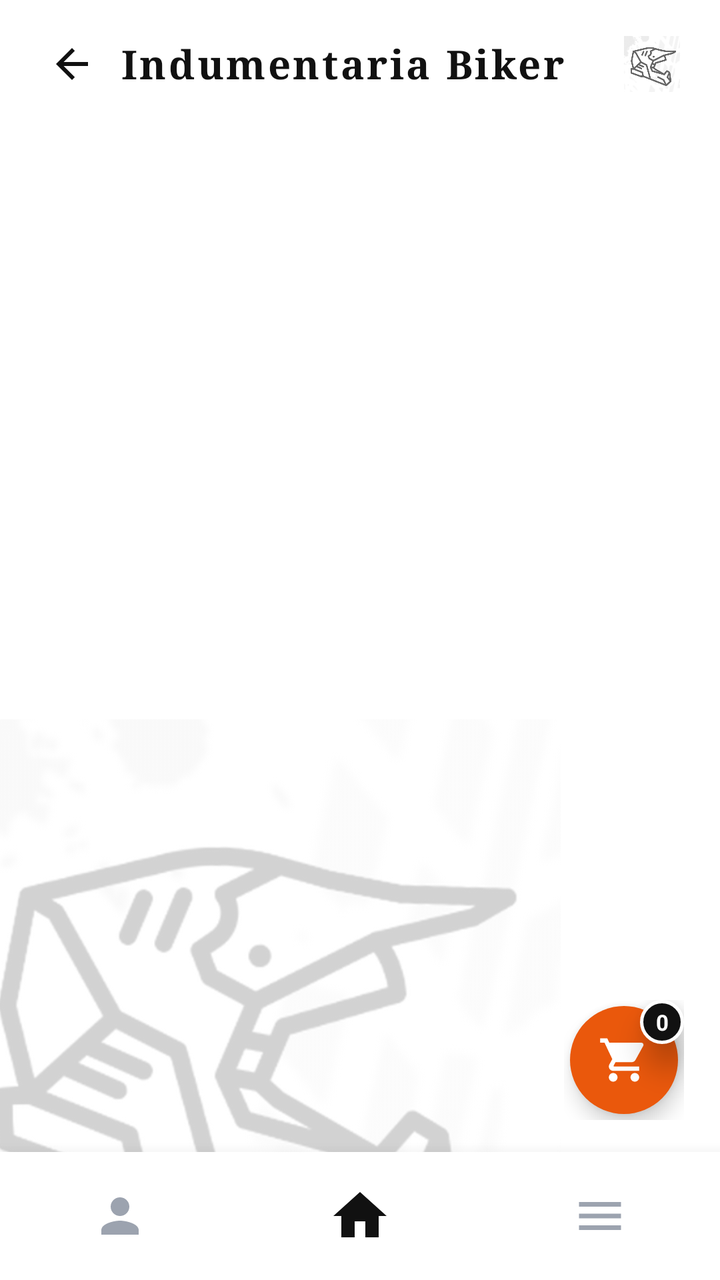
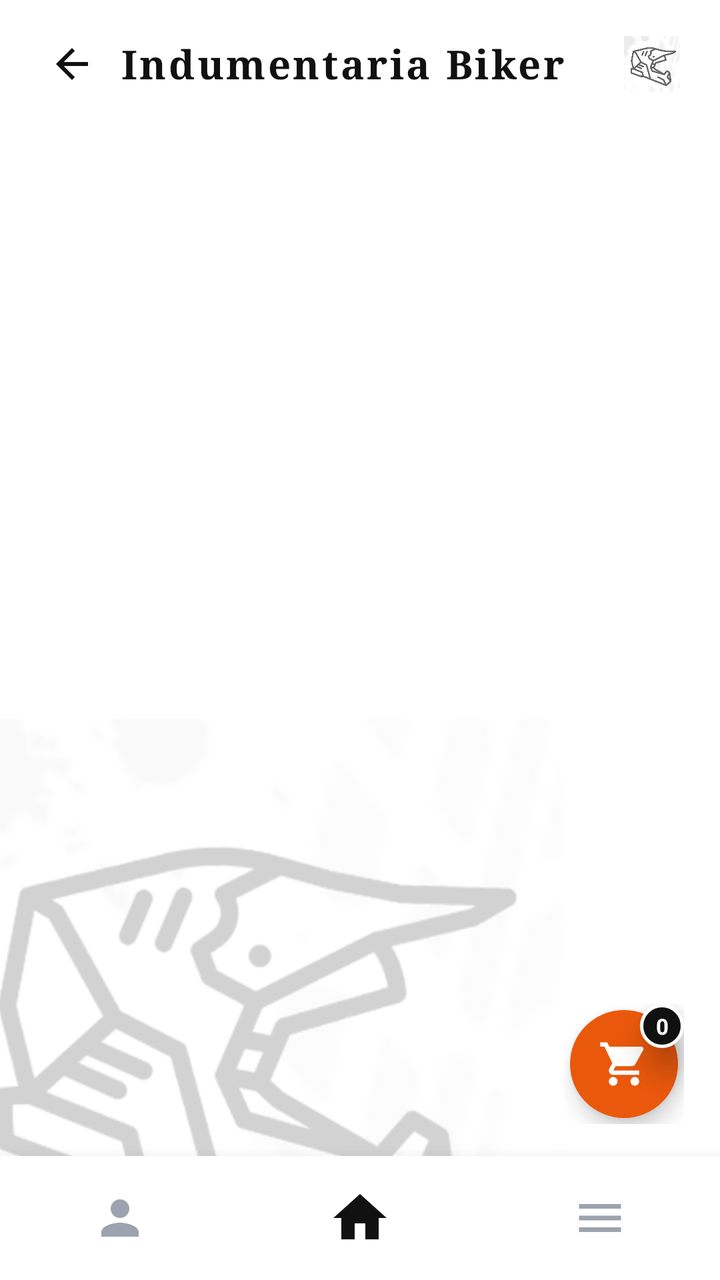

Compare the two renders of this Android layout. The source of the first and the diff that turns it into the second are given below.
<!-- AndroidManifest.xml: application theme Theme.MiAPPBiker -->
<!-- res/layout/activity_indumentaria_catalog.xml -->
<?xml version="1.0" encoding="utf-8"?>
<FrameLayout xmlns:android="http://schemas.android.com/apk/res/android"
    xmlns:app="http://schemas.android.com/apk/res-auto"
    xmlns:tools="http://schemas.android.com/tools"
    android:id="@+id/indumentaria_catalog_root"
    android:layout_width="match_parent"
    android:layout_height="match_parent"
    android:background="@color/white">

    
    <ImageView
        android:id="@+id/iv_catalog_watermark"
        style="@style/MarcaAguaCasco"
        android:layout_gravity="bottom|start"
        android:layout_marginStart="-40dp"
        android:layout_marginBottom="-40dp" />

    <androidx.constraintlayout.widget.ConstraintLayout
        android:layout_width="match_parent"
        android:layout_height="match_parent">

        
        <LinearLayout
            android:id="@+id/ll_catalog_header"
            android:layout_width="0dp"
            android:layout_height="wrap_content"
            android:gravity="center_vertical"
            android:orientation="horizontal"
            android:paddingHorizontal="20dp"
            android:paddingTop="16dp"
            android:paddingBottom="12dp"
            app:layout_constraintEnd_toEndOf="parent"
            app:layout_constraintStart_toStartOf="parent"
            app:layout_constraintTop_toTopOf="parent">

            <ImageView
                android:id="@+id/btn_back_home"
                style="@style/BotonIconoNav"
                android:layout_width="32dp"
                android:layout_height="32dp"
                android:padding="4dp"
                android:src="@drawable/ic_arrow_back"
                app:tint="@color/biker_black"
                android:contentDescription="Regresar" />

            <TextView
                style="@style/TextoTituloVintage"
                android:layout_width="0dp"
                android:layout_height="wrap_content"
                android:layout_marginStart="8dp"
                android:layout_weight="1"
                android:text="Indumentaria Biker" />

            <ImageView
                android:layout_width="28dp"
                android:layout_height="28dp"
                android:alpha="0.6"
                android:src="@drawable/ic_helmet_logo"
                android:contentDescription="Logo" />
        </LinearLayout>

        
        <ScrollView
            android:id="@+id/sv_indum_grid"
            android:layout_width="0dp"
            android:layout_height="0dp"
            android:fillViewport="true"
            android:scrollbars="none"
            app:layout_constraintBottom_toTopOf="@+id/ll_bottom_nav"
            app:layout_constraintEnd_toEndOf="parent"
            app:layout_constraintStart_toStartOf="parent"
            app:layout_constraintTop_toBottomOf="@+id/ll_catalog_header">

            <LinearLayout
                android:id="@+id/ll_indum_grid_container"
                android:layout_width="match_parent"
                android:layout_height="wrap_content"
                android:orientation="vertical"
                android:paddingHorizontal="10dp"
                android:paddingTop="6dp"
                android:paddingBottom="30dp">
                
            </LinearLayout>
        </ScrollView>

        
        <FrameLayout
            android:id="@+id/btn_floating_cart"
            android:layout_width="60dp"
            android:layout_height="60dp"
            android:layout_marginEnd="18dp"
            android:layout_marginBottom="16dp"
            android:clickable="true"
            android:focusable="true"
            app:layout_constraintBottom_toTopOf="@+id/ll_bottom_nav"
            app:layout_constraintEnd_toEndOf="parent">

            <View
                android:layout_width="54dp"
                android:layout_height="54dp"
                android:layout_gravity="center"
                android:background="@drawable/bg_floating_cart"
                android:elevation="6dp" />

            <ImageView
                android:layout_width="26dp"
                android:layout_height="26dp"
                android:layout_gravity="center"
                android:elevation="8dp"
                android:src="@drawable/ic_shopping_cart"
                app:tint="@color/white"
                android:contentDescription="Carrito" />

            <TextView
                android:id="@+id/tv_cart_badge"
                android:layout_width="22dp"
                android:layout_height="22dp"
                android:layout_gravity="top|end"
                android:background="@drawable/bg_badge_circle"
                android:elevation="10dp"
                android:gravity="center"
                android:text="0"
                android:textColor="@color/white"
                android:textSize="11sp"
                android:textStyle="bold" />
        </FrameLayout>

        
        <LinearLayout
            android:id="@+id/ll_bottom_nav"
            style="@style/BarraNavegacionInferior"
            android:layout_width="0dp"
            app:layout_constraintBottom_toBottomOf="parent"
            app:layout_constraintEnd_toEndOf="parent"
            app:layout_constraintStart_toStartOf="parent">

            
            <FrameLayout
                android:id="@+id/nav_btn_profile"
                style="@style/ItemNavegacion">

                <ImageView
                    android:layout_width="28dp"
                    android:layout_height="28dp"
                    android:layout_gravity="center"
                    android:src="@drawable/ic_person"
                    app:tint="@color/biker_gray_muted"
                    android:contentDescription="Perfil" />
            </FrameLayout>

            
            <FrameLayout
                android:id="@+id/nav_btn_home"
                style="@style/ItemNavegacion">

                <ImageView
                    android:layout_width="32dp"
                    android:layout_height="32dp"
                    android:layout_gravity="center"
                    android:src="@drawable/ic_home"
                    app:tint="@color/biker_black"
                    android:contentDescription="Home" />
            </FrameLayout>

            
            <FrameLayout
                android:id="@+id/nav_btn_menu"
                style="@style/ItemNavegacion">

                <ImageView
                    android:layout_width="28dp"
                    android:layout_height="28dp"
                    android:layout_gravity="center"
                    android:src="@drawable/ic_menu"
                    app:tint="@color/biker_gray_muted"
                    android:contentDescription="Menu" />
            </FrameLayout>
        </LinearLayout>

    </androidx.constraintlayout.widget.ConstraintLayout>
</FrameLayout>
<!-- resources referenced by this layout -->
<resources>
  <color name="biker_black">#111111</color>
  <color name="biker_gray_muted">#9CA3AF</color>
  <color name="white">#FFFFFFFF</color>
  <!-- drawable bg_badge_circle (drawable) -->
  <?xml version="1.0" encoding="utf-8"?>
  <shape xmlns:android="http://schemas.android.com/apk/res/android"
      android:shape="oval">
      <solid android:color="#111111" />
      <stroke android:width="1.5dp" android:color="#FFFFFF" />
  </shape>
  <!-- drawable bg_floating_cart (drawable) -->
  <?xml version="1.0" encoding="utf-8"?>
  <shape xmlns:android="http://schemas.android.com/apk/res/android"
      android:shape="oval">
      <solid android:color="#EA580C" />
  </shape>
  <!-- drawable ic_arrow_back (drawable) -->
  <vector xmlns:android="http://schemas.android.com/apk/res/android"
      android:width="24dp"
      android:height="24dp"
      android:viewportWidth="24"
      android:viewportHeight="24">
      <path
          android:fillColor="#111111"
          android:pathData="M20,11H7.83l5.59,-5.59L12,4l-8,8 8,8 1.41,-1.41L7.83,13H20v-2z" />
  </vector>
  <!-- drawable ic_home (drawable) -->
  <vector xmlns:android="http://schemas.android.com/apk/res/android"
      android:width="28dp"
      android:height="28dp"
      android:viewportWidth="24"
      android:viewportHeight="24">
      <path
          android:fillColor="#FF000000"
          android:pathData="M10,20v-6h4v6h5v-8h3L12,3 2,12h3v8z" />
  </vector>
  <!-- drawable ic_menu (drawable) -->
  <vector xmlns:android="http://schemas.android.com/apk/res/android"
      android:width="28dp"
      android:height="28dp"
      android:viewportWidth="24"
      android:viewportHeight="24">
      <path
          android:fillColor="#FF000000"
          android:pathData="M3,18h18v-2L3,16v2zM3,13h18v-2L3,11v2zM3,6v2h18L21,6L3,6z" />
  </vector>
  <!-- drawable ic_person (drawable) -->
  <vector xmlns:android="http://schemas.android.com/apk/res/android"
      android:width="28dp"
      android:height="28dp"
      android:viewportWidth="24"
      android:viewportHeight="24">
      <path
          android:fillColor="#FF000000"
          android:pathData="M12,12c2.21,0 4,-1.79 4,-4s-1.79,-4 -4,-4 -4,1.79 -4,4 1.79,4 4,4zM12,14c-2.67,0 -8,1.34 -8,4v2h16v-2c0,-2.66 -5.33,-4 -8,-4z" />
  </vector>
  <style name="BarraNavegacionInferior">
          <item name="android:layout_width">match_parent</item>
          <item name="android:layout_height">64dp</item>
          <item name="android:background">@color/white</item>
          <item name="android:elevation">12dp</item>
          <item name="android:gravity">center</item>
          <item name="android:orientation">horizontal</item>
      </style>
  <style name="BotonIconoNav">
          <item name="android:layout_width">38dp</item>
          <item name="android:layout_height">38dp</item>
          <item name="android:background">?attr/selectableItemBackgroundBorderless</item>
          <item name="android:clickable">true</item>
          <item name="android:focusable">true</item>
          <item name="android:padding">6dp</item>
              </style>
  <style name="ItemNavegacion">
          <item name="android:layout_width">0dp</item>
          <item name="android:layout_height">match_parent</item>
          <item name="android:layout_weight">1</item>
          <item name="android:clickable">true</item>
          <item name="android:focusable">true</item>
          <item name="android:foreground">?attr/selectableItemBackgroundBorderless</item>
      </style>
  <style name="TextoTituloVintage">
          <item name="android:fontFamily">serif</item>
          <item name="android:textColor">@color/biker_black</item>
          <item name="android:textSize">20sp</item>
          <item name="android:textStyle">bold</item>
          <item name="android:letterSpacing">0.06</item>
      </style>
  <style name="Theme.MiAPPBiker" parent="Base.Theme.MiAPPBiker" />
  <style name="Base.Theme.MiAPPBiker" parent="Theme.Material3.DayNight.NoActionBar">
          
          
      </style>
  <!-- unchanged entries left out for length: 3 -->
</resources>

<!-- the commit's change to res/layout/activity_indumentaria_catalog.xml (unified diff, before → after) -->
@@ -84,98 +84,107 @@
         </ScrollView>
 
         
-        <FrameLayout
-            android:id="@+id/btn_floating_cart"
-            android:layout_width="60dp"
-            android:layout_height="60dp"
-            android:layout_marginEnd="18dp"
-            android:layout_marginBottom="16dp"
-            android:clickable="true"
-            android:focusable="true"
-            app:layout_constraintBottom_toTopOf="@+id/ll_bottom_nav"
-            app:layout_constraintEnd_toEndOf="parent">
-
-            <View
-                android:layout_width="54dp"
-                android:layout_height="54dp"
-                android:layout_gravity="center"
-                android:background="@drawable/bg_floating_cart"
-                android:elevation="6dp" />
-
-            <ImageView
-                android:layout_width="26dp"
-                android:layout_height="26dp"
-                android:layout_gravity="center"
-                android:elevation="8dp"
-                android:src="@drawable/ic_shopping_cart"
-                app:tint="@color/white"
-                android:contentDescription="Carrito" />
-
-            <TextView
-                android:id="@+id/tv_cart_badge"
-                android:layout_width="22dp"
-                android:layout_height="22dp"
-                android:layout_gravity="top|end"
-                android:background="@drawable/bg_badge_circle"
-                android:elevation="10dp"
-                android:gravity="center"
-                android:text="0"
-                android:textColor="@color/white"
-                android:textSize="11sp"
-                android:textStyle="bold" />
-        </FrameLayout>
+        <include layout="@layout/layout_floating_cart" />
 
         
-        <LinearLayout
-            android:id="@+id/ll_bottom_nav"
-            style="@style/BarraNavegacionInferior"
-            android:layout_width="0dp"
-            app:layout_constraintBottom_toBottomOf="parent"
-            app:layout_constraintEnd_toEndOf="parent"
-            app:layout_constraintStart_toStartOf="parent">
-
-            
-            <FrameLayout
-                android:id="@+id/nav_btn_profile"
-                style="@style/ItemNavegacion">
-
-                <ImageView
-                    android:layout_width="28dp"
-                    android:layout_height="28dp"
-                    android:layout_gravity="center"
-                    android:src="@drawable/ic_person"
-                    app:tint="@color/biker_gray_muted"
-                    android:contentDescription="Perfil" />
-            </FrameLayout>
-
-            
-            <FrameLayout
-                android:id="@+id/nav_btn_home"
-                style="@style/ItemNavegacion">
-
-                <ImageView
-                    android:layout_width="32dp"
-                    android:layout_height="32dp"
-                    android:layout_gravity="center"
-                    android:src="@drawable/ic_home"
-                    app:tint="@color/biker_black"
-                    android:contentDescription="Home" />
-            </FrameLayout>
-
-            
-            <FrameLayout
-                android:id="@+id/nav_btn_menu"
-                style="@style/ItemNavegacion">
-
-                <ImageView
-                    android:layout_width="28dp"
-                    android:layout_height="28dp"
-                    android:layout_gravity="center"
-                    android:src="@drawable/ic_menu"
-                    app:tint="@color/biker_gray_muted"
-                    android:contentDescription="Menu" />
-            </FrameLayout>
-        </LinearLayout>
+        <include layout="@layout/layout_bottom_nav" />
 
     </androidx.constraintlayout.widget.ConstraintLayout>
 </FrameLayout>
+<!-- res/layout/layout_floating_cart.xml (included above) -->
+<?xml version="1.0" encoding="utf-8"?>
+<FrameLayout xmlns:android="http://schemas.android.com/apk/res/android"
+    xmlns:app="http://schemas.android.com/apk/res-auto"
+    android:id="@+id/btn_floating_cart"
+    android:layout_width="60dp"
+    android:layout_height="60dp"
+    android:layout_marginEnd="18dp"
+    android:layout_marginBottom="16dp"
+    android:clickable="true"
+    android:focusable="true"
+    app:layout_constraintBottom_toTopOf="@+id/ll_bottom_nav"
+    app:layout_constraintEnd_toEndOf="parent">
+
+    <View
+        android:layout_width="54dp"
+        android:layout_height="54dp"
+        android:layout_gravity="center"
+        android:background="@drawable/bg_floating_cart"
+        android:elevation="6dp" />
+
+    <ImageView
+        android:layout_width="26dp"
+        android:layout_height="26dp"
+        android:layout_gravity="center"
+        android:contentDescription="Carrito"
+        android:elevation="8dp"
+        android:src="@drawable/ic_shopping_cart"
+        app:tint="@color/white" />
+
+    <TextView
+        android:id="@+id/tv_cart_badge"
+        android:layout_width="22dp"
+        android:layout_height="22dp"
+        android:layout_gravity="top|end"
+        android:background="@drawable/bg_badge_circle"
+        android:elevation="10dp"
+        android:gravity="center"
+        android:text="0"
+        android:textColor="@color/white"
+        android:textSize="11sp"
+        android:textStyle="bold" />
+</FrameLayout>
+<!-- res/layout/layout_bottom_nav.xml (included above) -->
+<?xml version="1.0" encoding="utf-8"?>
+<LinearLayout xmlns:android="http://schemas.android.com/apk/res/android"
+    xmlns:app="http://schemas.android.com/apk/res-auto"
+    android:id="@+id/ll_bottom_nav"
+    style="@style/BarraNavegacionInferior"
+    android:layout_width="match_parent"
+    android:layout_height="62dp"
+    app:layout_constraintBottom_toBottomOf="parent"
+    app:layout_constraintEnd_toEndOf="parent"
+    app:layout_constraintStart_toStartOf="parent">
+
+    
+    <FrameLayout
+        android:id="@+id/nav_btn_profile"
+        style="@style/ItemNavegacion">
+
+        <ImageView
+            android:layout_width="28dp"
+            android:layout_height="28dp"
+            android:layout_gravity="center"
+            android:contentDescription="Perfil"
+            android:src="@drawable/ic_person"
+            app:tint="@color/biker_gray_muted" />
+    </FrameLayout>
+
+    
+    <FrameLayout
+        android:id="@+id/nav_btn_home"
+        style="@style/ItemNavegacion">
+
+        <ImageView
+            android:layout_width="32dp"
+            android:layout_height="32dp"
+            android:layout_gravity="center"
+            android:contentDescription="Home"
+            android:src="@drawable/ic_home"
+            app:tint="@color/biker_black" />
+    </FrameLayout>
+
+    
+    <FrameLayout
+        android:id="@+id/nav_btn_menu"
+        style="@style/ItemNavegacion">
+
+        <ImageView
+            android:layout_width="28dp"
+            android:layout_height="28dp"
+            android:layout_gravity="center"
+            android:contentDescription="Menu"
+            android:src="@drawable/ic_menu"
+            app:tint="@color/biker_gray_muted" />
+    </FrameLayout>
+</LinearLayout>
